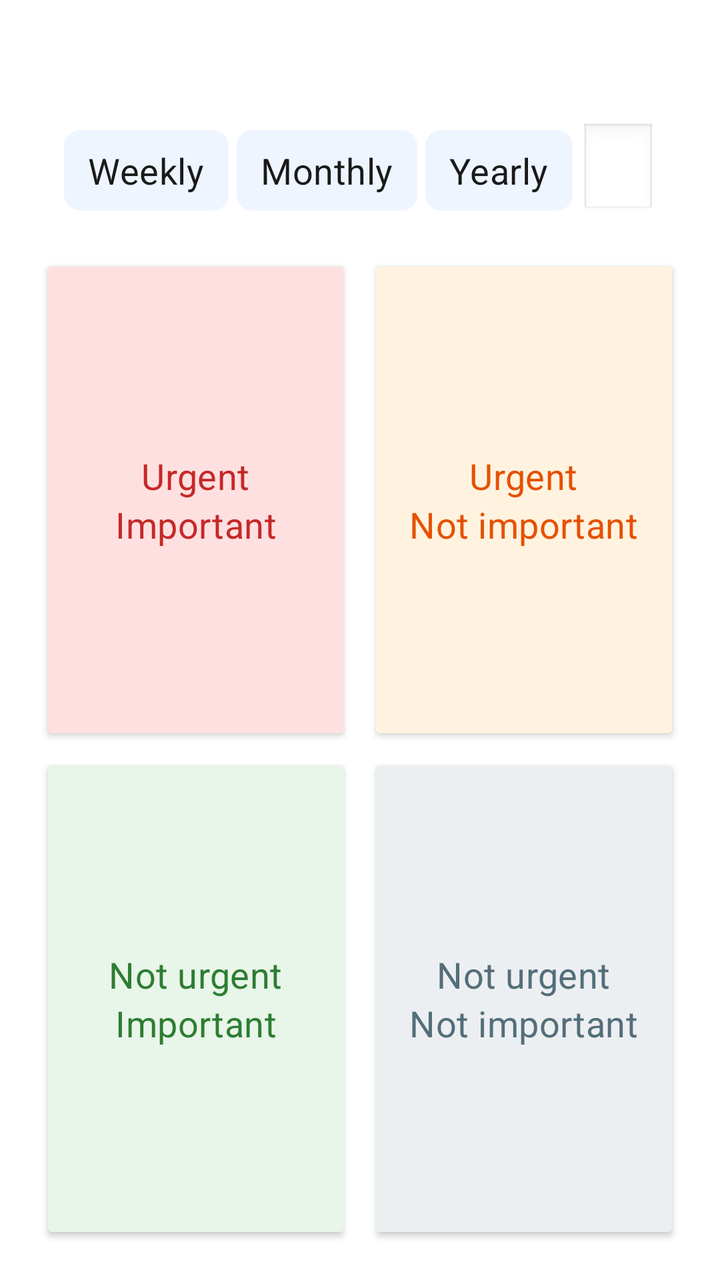
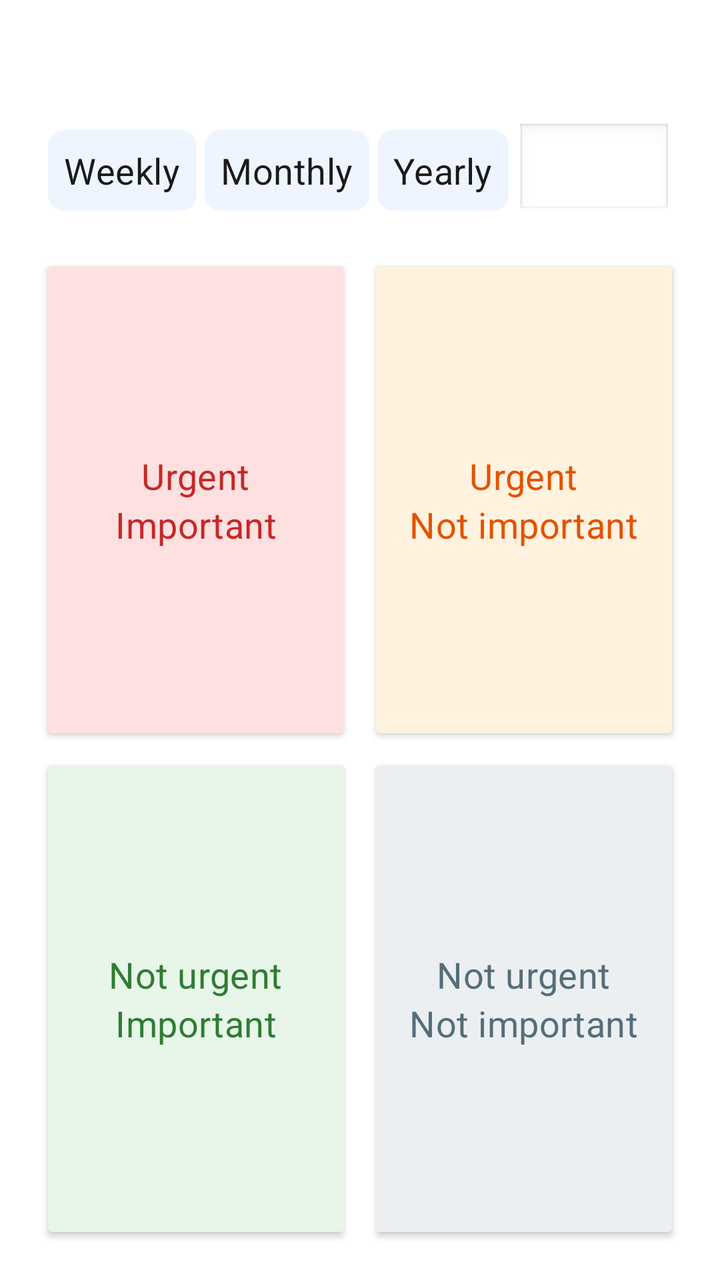

Before-and-after screenshots of an Android layout around one commit, followed by the original layout XML and the change that was made.
<!-- AndroidManifest.xml: application theme Theme.JustNow -->
<!-- res/layout/fragment_quadrant.xml -->
<?xml version="1.0" encoding="utf-8"?>
<LinearLayout xmlns:android="http://schemas.android.com/apk/res/android"
    android:layout_width="match_parent"
    android:layout_height="match_parent"
    android:orientation="vertical"
    android:padding="16dp"
    android:gravity="center">

    
    <TextView
        android:id="@+id/tv_draft_summary"
        android:layout_width="match_parent"
        android:layout_height="wrap_content"
        android:textAppearance="@style/TextAppearance.JustNow.Title"
        android:gravity="center"
        android:textColor="@color/text_primary"
        android:layout_marginBottom="16dp" />

    
    <LinearLayout
        android:id="@+id/ll_completion_mode"
        android:layout_width="match_parent"
        android:layout_height="wrap_content"
        android:layout_gravity="center"
        android:orientation="horizontal"
        android:layout_marginBottom="16dp"
        android:layout_marginHorizontal="16dp"
        android:gravity="center_vertical"
        android:contentDescription="完成模式">

        <TextView
            android:id="@+id/chip_mode_weekly"
            android:layout_width="wrap_content"
            android:layout_height="wrap_content"
            android:layout_marginEnd="4dp"
            android:paddingStart="12dp"
            android:paddingEnd="12dp"
            android:paddingTop="8dp"
            android:paddingBottom="8dp"
            android:gravity="center"
            android:background="@drawable/bg_day_chip"
            android:textAppearance="@style/TextAppearance.JustNow.Body"
            android:textColor="@color/chip_day_text"
            android:text="@string/s_mode_weekly"
            android:clickable="true"
            android:focusable="true" />

        <TextView
            android:id="@+id/chip_mode_monthly"
            android:layout_width="wrap_content"
            android:layout_height="wrap_content"
            android:layout_marginEnd="4dp"
            android:paddingStart="12dp"
            android:paddingEnd="12dp"
            android:paddingTop="8dp"
            android:paddingBottom="8dp"
            android:gravity="center"
            android:background="@drawable/bg_day_chip"
            android:textAppearance="@style/TextAppearance.JustNow.Body"
            android:textColor="@color/chip_day_text"
            android:text="@string/s_mode_monthly"
            android:clickable="true"
            android:focusable="true" />

        <TextView
            android:id="@+id/chip_mode_yearly"
            android:layout_width="wrap_content"
            android:layout_height="wrap_content"
            android:paddingStart="12dp"
            android:paddingEnd="12dp"
            android:paddingTop="8dp"
            android:paddingBottom="8dp"
            android:gravity="center"
            android:background="@drawable/bg_day_chip"
            android:textAppearance="@style/TextAppearance.JustNow.Body"
            android:textColor="@color/chip_day_text"
            android:text="@string/s_mode_yearly"
            android:clickable="true"
            android:focusable="true"
            android:layout_marginEnd="4dp" />

        <EditText
            android:id="@+id/et_quota"
            android:layout_width="0dp"
            android:layout_weight="1"
            android:layout_height="wrap_content"
            android:text=""
            android:textAlignment="center"
            android:background="@android:drawable/edit_text"
            android:textAppearance="@style/TextAppearance.JustNow.Body" />
    </LinearLayout>

    
    <GridLayout
        android:layout_width="match_parent"
        android:layout_height="0dp"
        android:layout_weight="1"
        android:columnCount="2"
        android:rowCount="2">

        
        <androidx.cardview.widget.CardView
            android:layout_width="0dp"
            android:layout_height="0dp"
            android:layout_columnWeight="1"
            android:layout_rowWeight="1"
            android:layout_margin="8dp"
            android:clickable="true"
            android:focusable="true"
            android:foreground="?attr/selectableItemBackground"
            android:contentDescription="@string/cd_quadrant_urgent_important"
            android:id="@+id/cv_urgent_important">

            <LinearLayout
                android:layout_width="match_parent"
                android:layout_height="match_parent"
                android:orientation="vertical"
                android:gravity="center"
                android:padding="16dp"
                android:background="@color/quadrant_bg_0">

                <TextView android:layout_width="wrap_content" android:layout_height="wrap_content" android:text="@string/s_urgent" android:textAppearance="@style/TextAppearance.JustNow.Body" android:textColor="@color/quadrant_urgent_important" />
                <TextView android:layout_width="wrap_content" android:layout_height="wrap_content" android:text="@string/s_important" android:textAppearance="@style/TextAppearance.JustNow.Body" android:textColor="@color/quadrant_urgent_important" />
            </LinearLayout>

        </androidx.cardview.widget.CardView>

        
        <androidx.cardview.widget.CardView
            android:layout_width="0dp"
            android:layout_height="0dp"
            android:layout_columnWeight="1"
            android:layout_rowWeight="1"
            android:layout_margin="8dp"
            android:clickable="true"
            android:focusable="true"
            android:foreground="?attr/selectableItemBackground"
            android:contentDescription="@string/cd_quadrant_urgent_not_important"
            android:id="@+id/cv_urgent_not_important">

            <LinearLayout
                android:layout_width="match_parent"
                android:layout_height="match_parent"
                android:orientation="vertical"
                android:gravity="center"
                android:padding="16dp"
                android:background="@color/quadrant_bg_1">

                <TextView android:layout_width="wrap_content" android:layout_height="wrap_content" android:text="@string/s_urgent" android:textAppearance="@style/TextAppearance.JustNow.Body" android:textColor="@color/quadrant_urgent_not_important" />
                <TextView android:layout_width="wrap_content" android:layout_height="wrap_content" android:text="@string/s_not_important" android:textAppearance="@style/TextAppearance.JustNow.Body" android:textColor="@color/quadrant_urgent_not_important" />
            </LinearLayout>

        </androidx.cardview.widget.CardView>

        
        <androidx.cardview.widget.CardView
            android:layout_width="0dp"
            android:layout_height="0dp"
            android:layout_columnWeight="1"
            android:layout_rowWeight="1"
            android:layout_margin="8dp"
            android:clickable="true"
            android:focusable="true"
            android:foreground="?attr/selectableItemBackground"
            android:contentDescription="@string/cd_quadrant_not_urgent_important"
            android:id="@+id/cv_not_urgent_important">

            <LinearLayout
                android:layout_width="match_parent"
                android:layout_height="match_parent"
                android:orientation="vertical"
                android:gravity="center"
                android:padding="16dp"
                android:background="@color/quadrant_bg_2">

                <TextView android:layout_width="wrap_content" android:layout_height="wrap_content" android:text="@string/s_not_urgent" android:textAppearance="@style/TextAppearance.JustNow.Body" android:textColor="@color/quadrant_not_urgent_important" />
                <TextView android:layout_width="wrap_content" android:layout_height="wrap_content" android:text="@string/s_important" android:textAppearance="@style/TextAppearance.JustNow.Body" android:textColor="@color/quadrant_not_urgent_important" />
            </LinearLayout>

        </androidx.cardview.widget.CardView>

        
        <androidx.cardview.widget.CardView
            android:layout_width="0dp"
            android:layout_height="0dp"
            android:layout_columnWeight="1"
            android:layout_rowWeight="1"
            android:layout_margin="8dp"
            android:clickable="true"
            android:focusable="true"
            android:foreground="?attr/selectableItemBackground"
            android:contentDescription="@string/cd_quadrant_not_urgent_not_important"
            android:id="@+id/cv_not_urgent_not_important">

            <LinearLayout
                android:layout_width="match_parent"
                android:layout_height="match_parent"
                android:orientation="vertical"
                android:gravity="center"
                android:padding="16dp"
                android:background="@color/quadrant_bg_3">

                <TextView android:layout_width="wrap_content" android:layout_height="wrap_content" android:text="@string/s_not_urgent" android:textAppearance="@style/TextAppearance.JustNow.Body" android:textColor="@color/quadrant_not_urgent_not_important" />
                <TextView android:layout_width="wrap_content" android:layout_height="wrap_content" android:text="@string/s_not_important" android:textAppearance="@style/TextAppearance.JustNow.Body" android:textColor="@color/quadrant_not_urgent_not_important" />
            </LinearLayout>

        </androidx.cardview.widget.CardView>

    </GridLayout>


</LinearLayout>
<!-- resources referenced by this layout -->
<resources>
  <color name="quadrant_bg_0">#FFE0E0</color>
  <color name="quadrant_bg_1">#FFF3E0</color>
  <color name="quadrant_bg_2">#E8F5E9</color>
  <color name="quadrant_bg_3">#ECEFF1</color>
  <color name="quadrant_not_urgent_important">#2E7D32</color>
  <color name="quadrant_not_urgent_not_important">#546E7A</color>
  <color name="quadrant_urgent_important">#C62828</color>
  <color name="quadrant_urgent_not_important">#E65100</color>
  <color name="text_primary">#1A1A1A</color>
  <string name="cd_quadrant_not_urgent_important">Not urgent but important</string>
  <string name="cd_quadrant_not_urgent_not_important">Not urgent and not important</string>
  <string name="cd_quadrant_urgent_important">Urgent and important</string>
  <string name="cd_quadrant_urgent_not_important">Urgent but not important</string>
  <string name="s_important">Important</string>
  <string name="s_mode_monthly">Monthly</string>
  <string name="s_mode_weekly">Weekly</string>
  <string name="s_mode_yearly">Yearly</string>
  <string name="s_not_important">Not important</string>
  <string name="s_not_urgent">Not urgent</string>
  <string name="s_urgent">Urgent</string>
  <style name="TextAppearance.JustNow.Body" parent="TextAppearance.MaterialComponents.Subtitle1">
          <item name="android:textSize">@dimen/text_size_body</item>
      </style>
  <style name="TextAppearance.JustNow.Title" parent="TextAppearance.MaterialComponents.Headline6">
          <item name="android:textSize">@dimen/text_size_title</item>
      </style>
  <color name="tag_normal">#1A73E8</color>
  <color name="period_edit_chip_background">#EEF5FF</color>
  <dimen name="text_size_body">18sp</dimen>
  <dimen name="text_size_title">22sp</dimen>
  <color name="purple_500">#FF6200EE</color>
  <color name="purple_700">#FF3700B3</color>
  <color name="white">#FFFFFFFF</color>
  <color name="teal_200">#FF03DAC5</color>
  <color name="teal_700">#FF018786</color>
  <color name="black">#FF000000</color>
  <style name="TextAppearance.JustNow.Dialog.Title" parent="TextAppearance.JustNow.Title">
          <item name="android:textColor">@color/text_primary</item>
      </style>
  <color name="text_secondary">#757575</color>
  <style name="TextAppearance.JustNow.Dialog.Body" parent="TextAppearance.JustNow.Body">
          <item name="android:textColor">@color/text_primary</item>
      </style>
  <style name="Widget.JustNow.Dialog.Button" parent="Widget.MaterialComponents.Button.TextButton.Dialog">
          <item name="android:textAppearance">@style/TextAppearance.JustNow.Dialog.Button</item>
          <item name="android:textColor">@color/dialog_primary_action_text</item>
          <item name="textAllCaps">false</item>
      </style>
  <style name="Widget.JustNow.Dialog.Button.Secondary" parent="Widget.MaterialComponents.Button.TextButton.Dialog">
          <item name="android:textAppearance">@style/TextAppearance.JustNow.Dialog.Button.Secondary</item>
          <item name="android:textColor">@color/dialog_action_text</item>
          <item name="textAllCaps">false</item>
      </style>
  <style name="TextAppearance.JustNow.Dialog.Button" parent="TextAppearance.JustNow.Body">
          <item name="android:textColor">@color/dialog_primary_action_text</item>
      </style>
  <style name="TextAppearance.JustNow.Dialog.Button.Secondary" parent="TextAppearance.JustNow.Body">
          <item name="android:textColor">@color/dialog_action_text</item>
      </style>
  <!-- unchanged entries left out for length: 3 -->
</resources>

<!-- the commit's change to res/layout/fragment_quadrant.xml (unified diff, before → after) -->
@@ -24,7 +24,7 @@
         android:layout_gravity="center"
         android:orientation="horizontal"
         android:layout_marginBottom="16dp"
-        android:layout_marginHorizontal="16dp"
+        android:layout_marginHorizontal="@dimen/completion_row_margin_horizontal"
         android:gravity="center_vertical"
         android:contentDescription="完成模式">
 
@@ -33,8 +33,8 @@
             android:layout_width="wrap_content"
             android:layout_height="wrap_content"
             android:layout_marginEnd="4dp"
-            android:paddingStart="12dp"
-            android:paddingEnd="12dp"
+            android:paddingStart="@dimen/completion_chip_padding_horizontal"
+            android:paddingEnd="@dimen/completion_chip_padding_horizontal"
             android:paddingTop="8dp"
             android:paddingBottom="8dp"
             android:gravity="center"
@@ -50,8 +50,8 @@
             android:layout_width="wrap_content"
             android:layout_height="wrap_content"
             android:layout_marginEnd="4dp"
-            android:paddingStart="12dp"
-            android:paddingEnd="12dp"
+            android:paddingStart="@dimen/completion_chip_padding_horizontal"
+            android:paddingEnd="@dimen/completion_chip_padding_horizontal"
             android:paddingTop="8dp"
             android:paddingBottom="8dp"
             android:gravity="center"
@@ -66,8 +66,8 @@
             android:id="@+id/chip_mode_yearly"
             android:layout_width="wrap_content"
             android:layout_height="wrap_content"
-            android:paddingStart="12dp"
-            android:paddingEnd="12dp"
+            android:paddingStart="@dimen/completion_chip_padding_horizontal"
+            android:paddingEnd="@dimen/completion_chip_padding_horizontal"
             android:paddingTop="8dp"
             android:paddingBottom="8dp"
             android:gravity="center"
@@ -84,6 +84,8 @@
             android:layout_width="0dp"
             android:layout_weight="1"
             android:layout_height="wrap_content"
+            android:minWidth="80dp"
+            android:inputType="number"
             android:text=""
             android:textAlignment="center"
             android:background="@android:drawable/edit_text"
<!-- resource entries referenced after the edit -->
@@ -9,6 +9,8 @@
   <color name="quadrant_urgent_important">#C62828</color>
   <color name="quadrant_urgent_not_important">#E65100</color>
   <color name="text_primary">#1A1A1A</color>
+  <dimen name="completion_chip_padding_horizontal">8dp</dimen>
+  <dimen name="completion_row_margin_horizontal">8dp</dimen>
   <string name="cd_quadrant_not_urgent_important">Not urgent but important</string>
   <string name="cd_quadrant_not_urgent_not_important">Not urgent and not important</string>
   <string name="cd_quadrant_urgent_important">Urgent and important</string>
